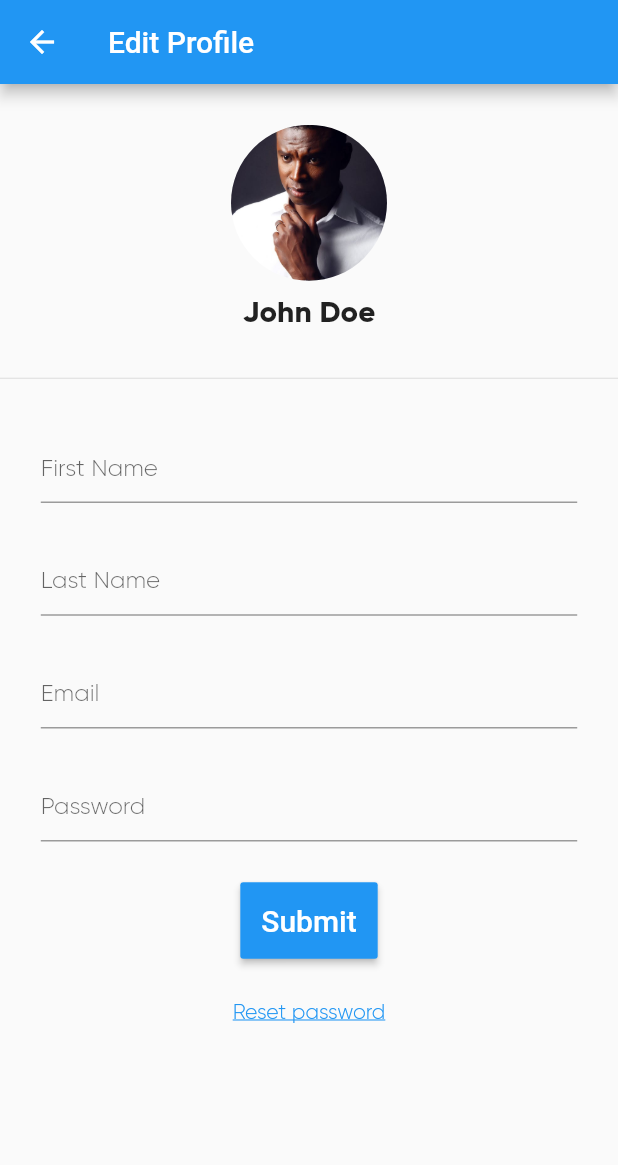
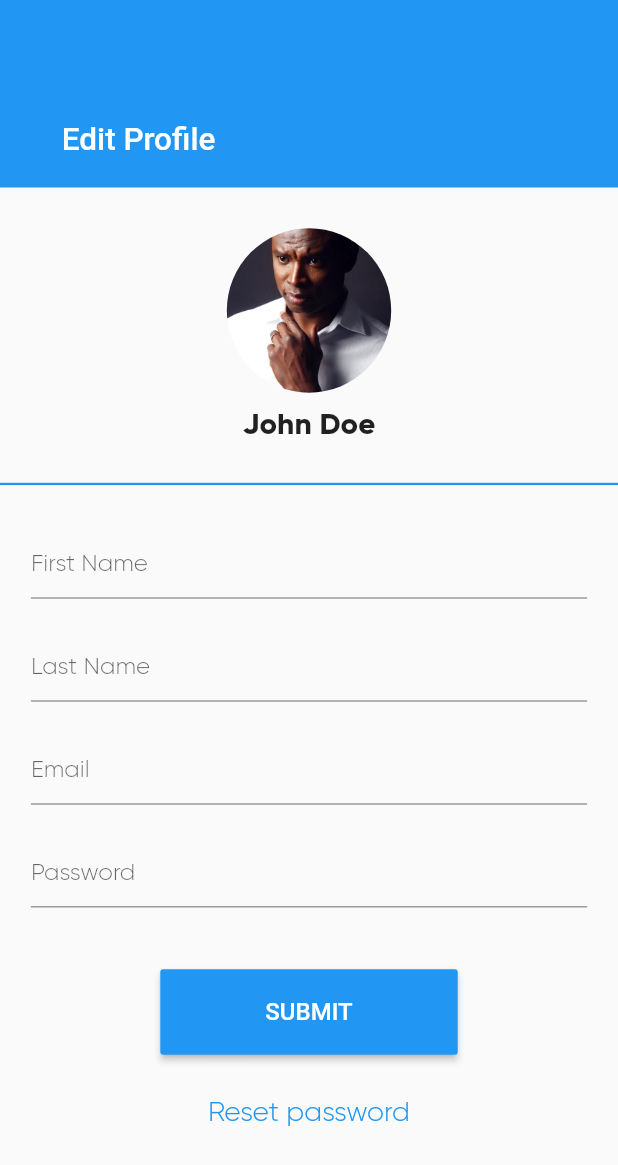
Before and after one commit to hngi/mobileforce-gong, a Flutter app: the EditProfile screen opened directly, on a phone screen of 412 x 824 dp. Shown: the top 1165 px of the screen. Run offline on Flutter 3.47's test engine with Material 2 defaults, Android fonts, the light colour scheme and no system bars.

Commit message:
Edit profile screen done.

```diff
--- a/lib/UI/edit_profile.dart
+++ b/lib/UI/edit_profile.dart
@@ -1,6 +1,8 @@
+import 'package:flutter/cupertino.dart';
 import 'package:flutter/material.dart';
 import 'package:team_mobileforce_gong/UI/password_reset.dart';
 import 'package:team_mobileforce_gong/responsiveness/responsiveness.dart';
+
 
 class EditProfile extends StatefulWidget {
   //EditProfile({Key key, this.title}) : super(key: key);
@@ -13,116 +15,234 @@ class EditProfile extends StatefulWidget {
 }
 
 class _EditProfileState extends State<EditProfile> {
-  final textController = TextEditingController();
+  // Text controllers to retrieve the current value
+  // of the TextFields.
+  final firstNameController = TextEditingController();
+  final lastNameController = TextEditingController();
+  final emailController = TextEditingController();
+  final passwordController = TextEditingController();
   final sizeConfig = SizeConfig();
 
   @override
+  void dispose() {
+    // Clean up the controller when the widget is removed from the widget tree.
+    // This also removes the _printLatestValue listener.
+    firstNameController.dispose();
+    lastNameController.dispose();
+    emailController.dispose();
+    passwordController.dispose();
+    super.dispose();
+  }
+
+
+  @override
   Widget build(BuildContext context) {
-
     return Scaffold(
-      appBar: AppBar(
-
-        title: Text(widget.title),
+      body: CustomScrollView(
+        slivers: <Widget>[
+          SliverAppBar(
+            automaticallyImplyLeading: false,
+            pinned: true,
+              snap: false,
+              floating: false,
+              expandedHeight: 125.0,
+              flexibleSpace: FlexibleSpaceBar(
+                centerTitle: false,
+                titlePadding: EdgeInsets.only(left: sizeConfig.xMargin(context, 10), bottom: sizeConfig.yMargin(context, 2.5),),
+                title: Text('Edit Profile',
+                style: TextStyle(color: Colors.white, fontSize: 14),),
               ),
-      body: SingleChildScrollView(
-        child: Column(
+          ),
+            SliverList(
+            delegate: SliverChildListDelegate(
+                [
+                  Column(
                   mainAxisAlignment: MainAxisAlignment.center,
                   children: <Widget>[
+                    _userImage(),
                     Container(
-              width: 104,
-              height: 104,
-              margin: EdgeInsets.only(top: sizeConfig.yMargin(context, 3.3), bottom: sizeConfig.yMargin(context, 1.0)),
-              decoration: BoxDecoration(
-                shape: BoxShape.circle,
-                image: DecorationImage(
-                  //image: NetworkImage('http://url-to-user-imae'), //Use this in final build
-                  //For image assets
-                  image: AssetImage('assets/images/stock-photo.jpeg'),
-                  fit: BoxFit.cover,
-                ),
-              ),
-            ),
-            Container(
-              margin: EdgeInsets.only(bottom: sizeConfig.yMargin(context, 3.0)),
+                      margin: EdgeInsets.only(bottom: sizeConfig.yMargin(context, 2.5)),
                       child: Text('John Doe',
                         style: TextStyle(letterSpacing: 0.07 ,fontWeight: FontWeight.bold, fontSize: sizeConfig.textSize(context, 4.8), fontFamily: 'Gilroy',),
                         textAlign: TextAlign.center,
                       ),
                     ),
-            Divider(),
+                    const Divider(
+                      color: Colors.blue,
+                      thickness: 1.5,
+                    ),
                     Container(
-              margin: EdgeInsets.all(sizeConfig.yMargin(context, 3.3)),
+                      margin: EdgeInsets.all(sizeConfig.yMargin(context, 2.5)),
                       child: Column(
                         children: <Widget>[
-                  TextField(
-                    controller: textController,
-                    decoration: InputDecoration(
-//                        border: InputBorder.none,
-                      hintText: 'First Name',
-                      hintStyle: TextStyle(fontFamily: 'Gilroy'),
-                    ),
-                  ),
-                  Container(
-                    margin: EdgeInsets.only(top: sizeConfig.yMargin(context, 3.3)),
-                    child: TextField(
-                      controller: textController,
-                      decoration: InputDecoration(
-//                        border: InputBorder.none,
-                        hintText: 'Last Name',
-                        hintStyle: TextStyle(fontFamily: 'Gilroy'),
-                      ),
-                    ),
-                  ),
-                  Container(
-                    margin: EdgeInsets.only(top: sizeConfig.yMargin(context, 3.3)),
-                    child: TextField(
-                      controller: textController,
-                      decoration: InputDecoration(
-//                        border: InputBorder.none,
-                        hintText: 'Email',
-                        hintStyle: TextStyle(fontFamily: 'Gilroy'),
-                      ),
-                    ),
-                  ),
-                  Container(
-                    margin: EdgeInsets.only(top: sizeConfig.yMargin(context, 3.3)),
-                    child: TextField(
-                      controller: textController,
-                      decoration: InputDecoration(
-//                        border: InputBorder.none,
-                        hintText: 'Password',
-                        hintStyle: TextStyle(fontFamily: 'Gilroy'),
-                      ),
-                    ),
-                  ),
+                          _editTextField(fieldHintText: 'First Name', fieldController: firstNameController),
+                          _editTextField(fieldHintText: 'Last Name', fieldController: lastNameController, yMarginTop: 2.5),
+                          _editTextField(fieldHintText: 'Email', fieldController: emailController, yMarginTop: 2.5),
+                          _editTextField(fieldHintText: 'Password', fieldController: passwordController, yMarginTop: 2.5,
+                              yMarginBottom: 2.5),
                         ],
                       ),
                     ),
-            RaisedButton(
-              onPressed: () {
-                Navigator.push(
-                  context,
-                  MaterialPageRoute(builder: (context) => LoginPage()),
-                );
-              },
-              color: Colors.blue,
-              padding: EdgeInsets.all(14),
-              child: const Text('Submit', style: TextStyle(fontSize: 20, color: Colors.white)),
-            ),
-            InkWell(
-              onTap: () {
-                Navigator.push(context, MaterialPageRoute(builder: (context) => LoginPage()));
-              },
-              child: Container(
-                  margin: EdgeInsets.only(top: sizeConfig.yMargin(context, 3.3)),
-                  padding: EdgeInsets.symmetric(horizontal: 10),
-                  child: Text('Reset password',
-                      style: TextStyle(fontFamily: 'Gilroy', color: Colors.blue, decoration: TextDecoration.underline))
+                   _submitButton(context),
+                    _resetPasswordText(),
+                  ],
+                )
+                ]
             ),
           ),
+
         ],
+
+      ),
+    );
+  }
+
+  Widget _userImage() {
+    return Container(
+      width: sizeConfig.xMargin(context, 29), //exactly 104 as the design
+      height: sizeConfig.yMargin(context, 13.3), //exactly 104 as the design
+      margin: EdgeInsets.only(top: sizeConfig.yMargin(context, 3.3), bottom: sizeConfig.yMargin(context, 1.0)),
+      decoration: BoxDecoration(
+        shape: BoxShape.circle,
+        image: DecorationImage(
+          //image: NetworkImage('http://url-to-user-imae'), //Use this for network fetched image
+          //For local image assets
+          image: AssetImage('assets/images/stock-photo.jpeg'),
+          fit: BoxFit.cover,
         ),
       ),
     );
   }
+
+  Widget _resetPasswordText() {
+    return InkWell(
+      onTap: () {
+        Navigator.push(context, MaterialPageRoute(builder: (context) => LoginPage())); //TODO: please refactor this to PasswordReset
+      },
+      child: Container(
+          margin: EdgeInsets.only(top: sizeConfig.yMargin(context, 3.3), bottom: sizeConfig.yMargin(context, 3.0)),
+          padding: EdgeInsets.symmetric(horizontal: 10),
+          child: Text('Reset password',
+              style: TextStyle(fontFamily: 'Gilroy', color: Colors.blue, fontSize: sizeConfig.textSize(context, 4.5)))
+      ),
+    );
   }
+
+  Widget _editTextField({String fieldHintText, TextEditingController fieldController,
+      double yMarginTop = 0.0, double yMarginBottom = 0.0}) {
+    return Container(
+    margin: EdgeInsets.only(top: sizeConfig.yMargin(context, yMarginTop), bottom: sizeConfig.yMargin(context, yMarginBottom)),
+      child: TextField(
+        controller: fieldController,
+        decoration: InputDecoration(
+          hintText: fieldHintText,
+          hintStyle: TextStyle(fontFamily: 'Gilroy'),
+        ),
+      ),
+    );
+  }
+
+  Widget _submitButton(BuildContext context) {
+    return Builder(
+      builder: (context) => Container(
+        child: Center(
+          child: RaisedButton(
+            onPressed: () {
+              extractUserInputData(context, firstNameController.text, lastNameController.text,
+                  emailController.text, passwordController.text);
+            },
+            color: Colors.blue,
+            padding: EdgeInsets.symmetric(vertical: sizeConfig.yMargin(context, 2.3), horizontal: sizeConfig.xMargin(context, 17)),
+            child: Text('Submit'.toUpperCase(), style: TextStyle(fontSize: 16, color: Colors.white)),
+          ),
+        ),
+      ),
+    );
+  }
+
+  /// Extracts text fields data. Some field(s) can be left blank, meaning the user
+  /// wants to keep the original info.
+  ///
+  /// Returns GongUser object if requirements are satisfied, NULL otherwise.
+  ///
+  /// Input fields can be left blank, however,
+  /// an incomplete or invalid [emailAddress] is NOT accepted. The user must correct it or
+  /// leave it blank.
+  GongUser extractUserInputData(BuildContext context, String firstName, String lastName, String emailAddress, String password) {
+    GongUser userData = GongUser();
+    //if all inputs are empty, return null
+    if(firstName.isEmpty && lastName.isEmpty && emailAddress.isEmpty && password.isEmpty) {
+      _showToast(context, 'Nothing to do. All fields empty.');
+      return null;
+    }
+    if(firstName.isNotEmpty) {
+      userData.setFirstName(firstName.trim());
+    }
+    if(lastName.isNotEmpty) {
+      userData.setLastName(lastName.trim());
+    }
+    if(emailAddress.isNotEmpty) {
+      String invalidEmailMsg = 'Invalid email,  make sure your email is correct.';
+      String _result = _validateEmailInput(emailAddress);
+      if(_result.contains('INVALID')){
+        _showToast(context, invalidEmailMsg);
+        return null;
+      } else {
+        userData.setEmail(_result);
+      }
+    }
+    if(password.isNotEmpty || password != null) {
+      userData.setPassword(password);
+    }
+
+    return userData;
+  }
+
+  ///This is a duplicate funtion and needs to be refactored. Original function
+  /// exists in password_reset.dart.
+  String _validateEmailInput(String emailText) {
+    final regex = RegExp(r"^[a-zA-Z0-9.]+@[a-zA-Z0-9]+\.[a-zA-Z]+");
+
+//    'Email address is required'
+//    'Email sent to ' + emailText : 'Invalid email,  make sure your email is correct.';
+    if(emailText.isNotEmpty) {
+      return regex.hasMatch(emailText)? emailText : 'INVALID';
+    } return '';
+  }
+
+  ///Also duplicate funtion and needs to be refactored. Original function
+  /// exists in password_reset.dart.
+  void _showToast(BuildContext context, String errorMsg) {
+    final scaffold = Scaffold.of(context);
+    scaffold.showSnackBar(
+      SnackBar(
+        content: Text(errorMsg),
+        action: SnackBarAction(
+            label: 'OK', onPressed: scaffold.hideCurrentSnackBar),
+      ),
+    );
+  }
+
+}
+
+class GongUser {
+  String _firstName = '';
+  String _lastName = '';
+  String _email = '';
+  String _password = '';
+
+  String getFirstName() => _firstName;
+  String getLastName() =>  _lastName;
+  String getEmail() =>  _email;
+  String getPassword() =>  _password;
+
+  //For debugging purposes
+  String toString() => 'Fname: ' + _firstName + ' Lname: ' + _lastName +
+      ' email: ' + _email + ' password: ' + _password;
+
+  void setFirstName(String newValue) => this._firstName = newValue;
+  void setLastName(String newValue) => this._lastName = newValue;
+  void setEmail(String newValue) => this._email = newValue;
+  void setPassword(String newValue) => this._password = newValue;
+
+}
```
Lines whose indentation alone changed are shown as unchanged.
